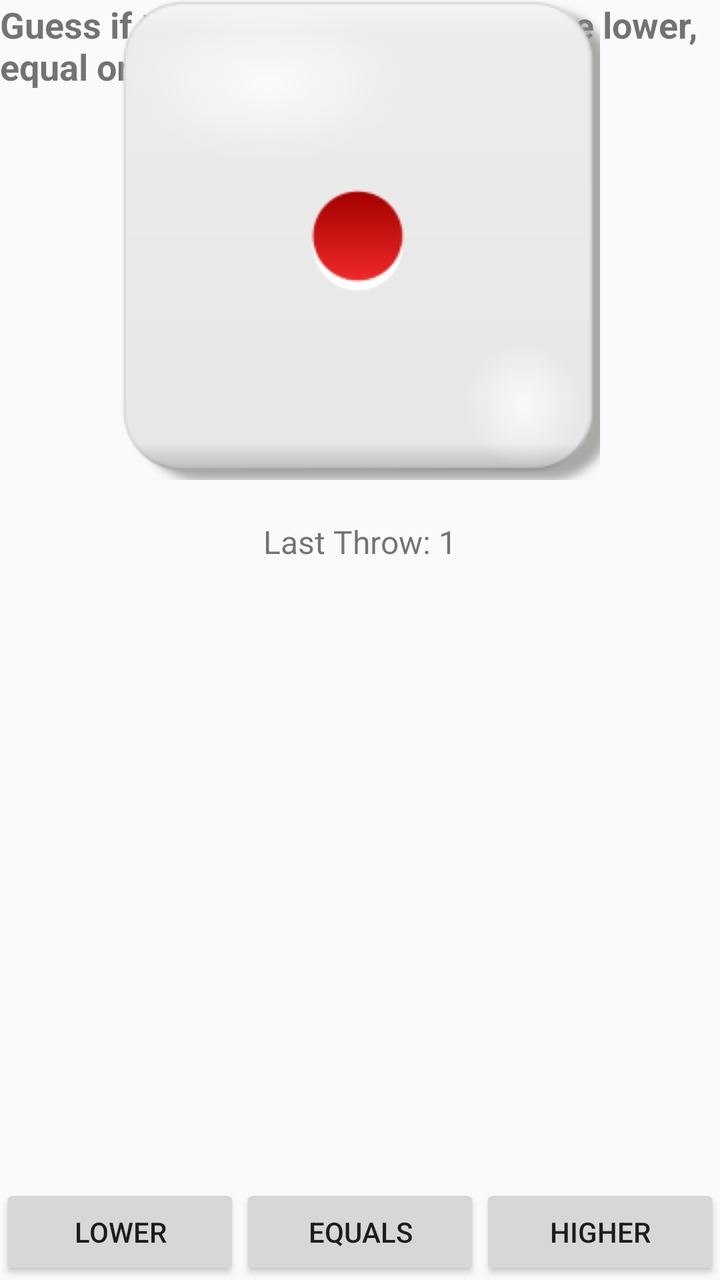
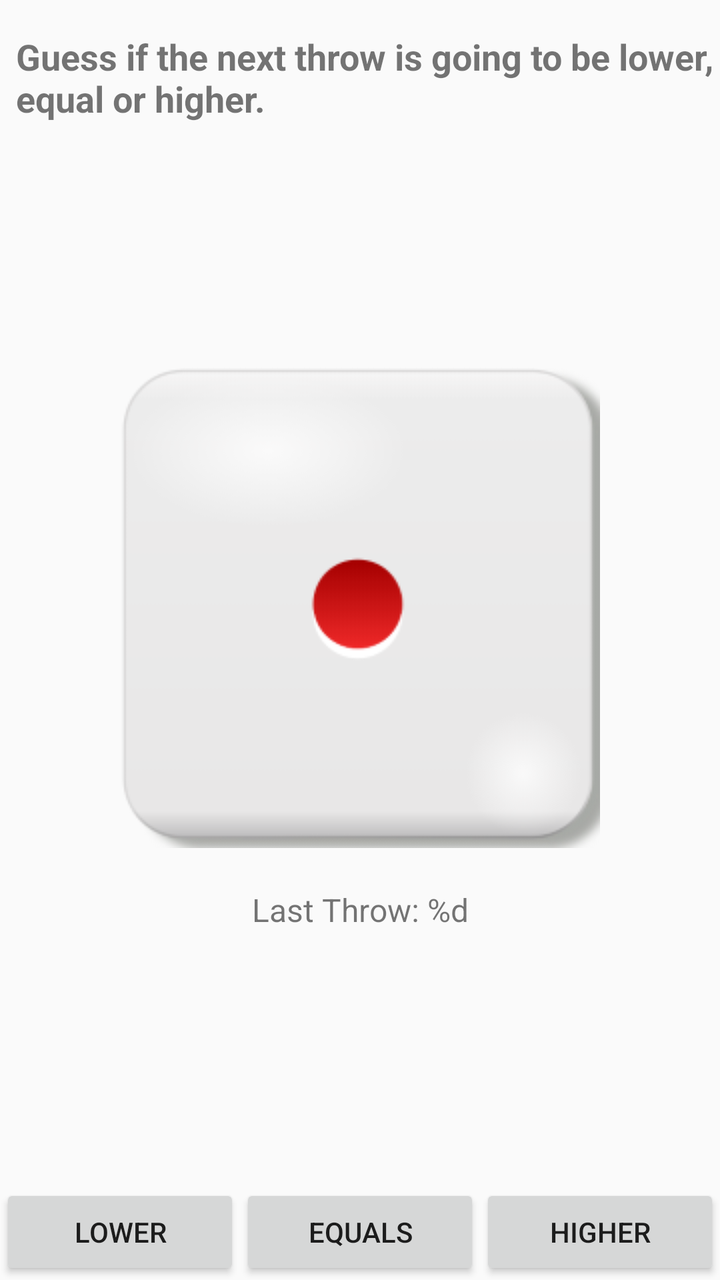

An Android layout rendered at two revisions. The XML below is the earlier revision; the diff shows what the commit changed to produce the second picture.
<!-- AndroidManifest.xml: application theme AppTheme -->
<!-- res/layout/activity_higher_lower.xml -->
<?xml version="1.0" encoding="utf-8"?>
<androidx.constraintlayout.widget.ConstraintLayout xmlns:android="http://schemas.android.com/apk/res/android"
    xmlns:app="http://schemas.android.com/apk/res-auto"
    xmlns:tools="http://schemas.android.com/tools"
    android:layout_width="match_parent"
    android:layout_height="match_parent"
    tools:context=".HigherLowerActivity">

    <TextView
        android:id="@+id/helpText"
        android:layout_width="wrap_content"
        android:layout_height="wrap_content"
        android:text="@string/help_text"
        android:textAlignment="textStart"
        android:textSize="18sp"
        android:textStyle="bold"
        app:layout_constraintEnd_toEndOf="parent"
        app:layout_constraintStart_toStartOf="parent"
        app:layout_constraintTop_toTopOf="parent" />

    <ImageView
        android:id="@+id/imageView"
        android:layout_width="wrap_content"
        android:layout_height="wrap_content"
        android:src="@drawable/dice1"
        app:layout_constraintEnd_toEndOf="parent"
        app:layout_constraintStart_toStartOf="parent"
        tools:layout_editor_absoluteY="302dp" />

    <TextView
        android:id="@+id/lastThrowText"
        android:layout_width="wrap_content"
        android:layout_height="wrap_content"
        android:layout_marginTop="20dp"
        android:text="@string/last_throw_text"
        android:textSize="16sp"
        app:layout_constraintEnd_toEndOf="parent"
        app:layout_constraintStart_toStartOf="parent"
        app:layout_constraintTop_toBottomOf="@+id/imageView" />

    <Button
        android:id="@+id/btnLower"
        android:layout_width="0dp"
        android:layout_height="wrap_content"
        android:text="@string/btn_lower_text"
        app:layout_constraintBottom_toBottomOf="parent"
        app:layout_constraintEnd_toStartOf="@id/btnEqual"
        app:layout_constraintStart_toStartOf="parent" />

    <Button
        android:id="@+id/btnEqual"
        android:layout_width="0dp"
        android:layout_height="wrap_content"
        android:text="@string/btn_equals_text"
        app:layout_constraintBottom_toBottomOf="parent"
        app:layout_constraintEnd_toStartOf="@id/btnHigher"
        app:layout_constraintStart_toEndOf="@id/btnLower" />

    <Button
        android:id="@+id/btnHigher"
        android:layout_width="0dp"
        android:layout_height="wrap_content"
        android:text="@string/btn_higher_text"
        app:layout_constraintBottom_toBottomOf="parent"
        app:layout_constraintEnd_toEndOf="parent"
        app:layout_constraintStart_toEndOf="@id/btnEqual" />


</androidx.constraintlayout.widget.ConstraintLayout>
<!-- resources referenced by this layout -->
<resources>
  <!-- drawable dice1: png bitmap (drawable, 11904 bytes) -->
  <string name="btn_equals_text">equals</string>
  <string name="btn_higher_text">higher</string>
  <string name="btn_lower_text">lower</string>
  <string name="help_text">Guess if the next throw is going to be lower, equal or higher.</string>
  <string name="last_throw_text">Last Throw: 1</string>
  <style name="AppTheme" parent="Theme.AppCompat.Light.DarkActionBar">
          
          <item name="colorPrimary">@color/colorPrimary</item>
          <item name="colorPrimaryDark">@color/colorPrimaryDark</item>
          <item name="colorAccent">@color/colorAccent</item>
      </style>
  <color name="colorPrimary">#6200EE</color>
  <color name="colorPrimaryDark">#3700B3</color>
  <color name="colorAccent">#03DAC5</color>
</resources>

<!-- the commit's change to res/layout/activity_higher_lower.xml (unified diff, before → after) -->
@@ -10,29 +10,34 @@
         android:id="@+id/helpText"
         android:layout_width="wrap_content"
         android:layout_height="wrap_content"
-        android:text="@string/help_text"
+        android:layout_marginStart="8dp"
+        android:layout_marginTop="16dp"
+        android:text="@string/help"
         android:textAlignment="textStart"
         android:textSize="18sp"
         android:textStyle="bold"
         app:layout_constraintEnd_toEndOf="parent"
+        app:layout_constraintHorizontal_bias="0.0"
         app:layout_constraintStart_toStartOf="parent"
         app:layout_constraintTop_toTopOf="parent" />
+
 
     <ImageView
         android:id="@+id/imageView"
         android:layout_width="wrap_content"
         android:layout_height="wrap_content"
         android:src="@drawable/dice1"
+        app:layout_constraintBottom_toTopOf="@+id/btnEqual"
         app:layout_constraintEnd_toEndOf="parent"
         app:layout_constraintStart_toStartOf="parent"
-        tools:layout_editor_absoluteY="302dp" />
+        app:layout_constraintTop_toTopOf="@+id/helpText" />
 
     <TextView
         android:id="@+id/lastThrowText"
         android:layout_width="wrap_content"
         android:layout_height="wrap_content"
         android:layout_marginTop="20dp"
-        android:text="@string/last_throw_text"
+        android:text="@string/last_throw"
         android:textSize="16sp"
         app:layout_constraintEnd_toEndOf="parent"
         app:layout_constraintStart_toStartOf="parent"
@@ -42,7 +47,7 @@
         android:id="@+id/btnLower"
         android:layout_width="0dp"
         android:layout_height="wrap_content"
-        android:text="@string/btn_lower_text"
+        android:text="@string/btn_lower"
         app:layout_constraintBottom_toBottomOf="parent"
         app:layout_constraintEnd_toStartOf="@id/btnEqual"
         app:layout_constraintStart_toStartOf="parent" />
@@ -51,7 +56,7 @@
         android:id="@+id/btnEqual"
         android:layout_width="0dp"
         android:layout_height="wrap_content"
-        android:text="@string/btn_equals_text"
+        android:text="@string/btn_equals"
         app:layout_constraintBottom_toBottomOf="parent"
         app:layout_constraintEnd_toStartOf="@id/btnHigher"
         app:layout_constraintStart_toEndOf="@id/btnLower" />
@@ -60,7 +65,7 @@
         android:id="@+id/btnHigher"
         android:layout_width="0dp"
         android:layout_height="wrap_content"
-        android:text="@string/btn_higher_text"
+        android:text="@string/btn_higher"
         app:layout_constraintBottom_toBottomOf="parent"
         app:layout_constraintEnd_toEndOf="parent"
         app:layout_constraintStart_toEndOf="@id/btnEqual" />
<!-- resource entries referenced after the edit -->
@@ -1,11 +1,11 @@
 <!-- resources referenced by this layout -->
 <resources>
   <!-- drawable dice1: png bitmap (drawable, 11904 bytes) -->
-  <string name="btn_equals_text">equals</string>
-  <string name="btn_higher_text">higher</string>
-  <string name="btn_lower_text">lower</string>
-  <string name="help_text">Guess if the next throw is going to be lower, equal or higher.</string>
-  <string name="last_throw_text">Last Throw: 1</string>
+  <string name="btn_equals">equals</string>
+  <string name="btn_higher">higher</string>
+  <string name="btn_lower">lower</string>
+  <string name="help">Guess if the next throw is going to be lower, equal or higher.</string>
+  <string name="last_throw">Last Throw: %d</string>
   <style name="AppTheme" parent="Theme.AppCompat.Light.DarkActionBar">
           
           <item name="colorPrimary">@color/colorPrimary</item>
